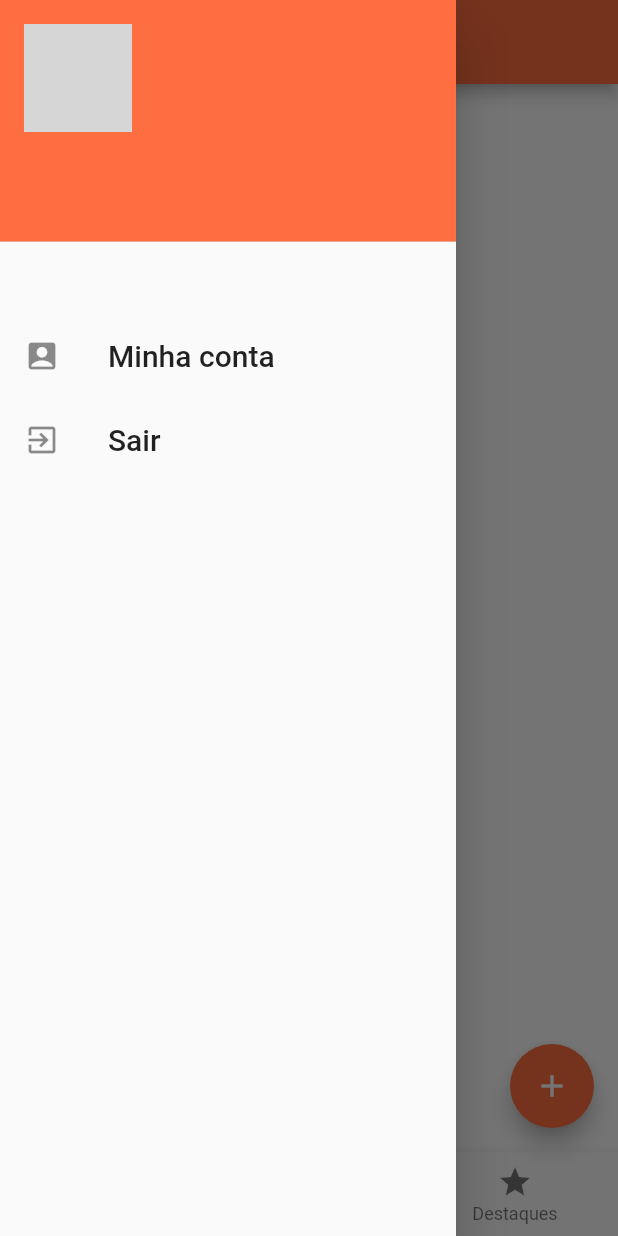
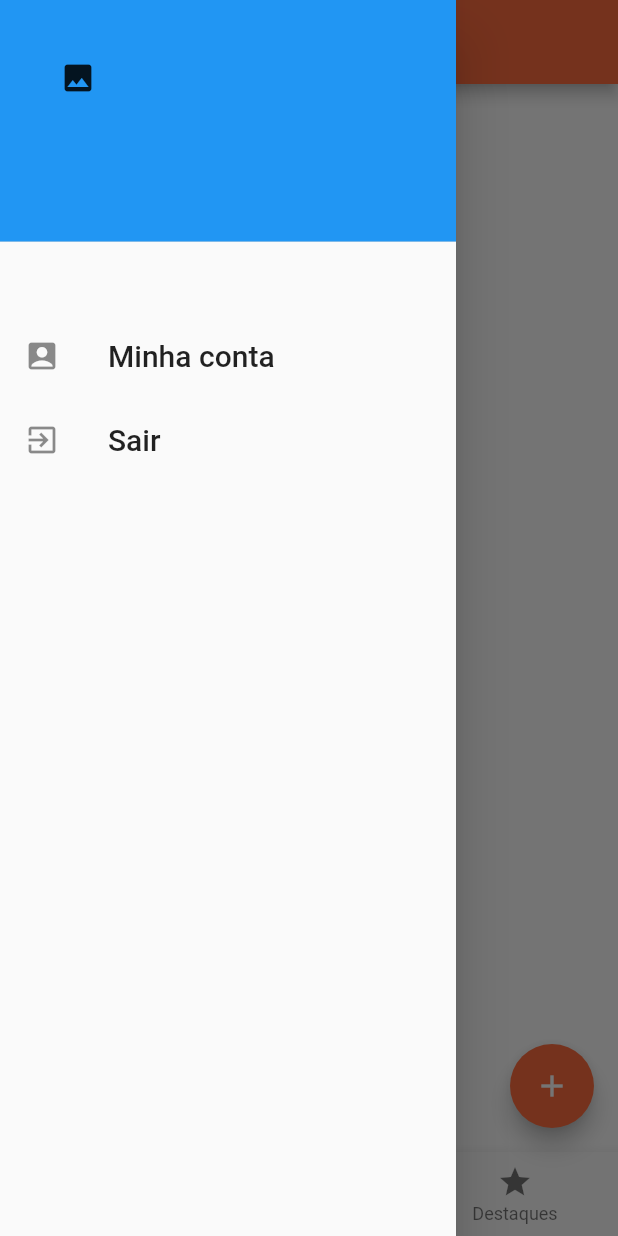
Before and after one commit to ValdecirPadovani/compare_app, a Flutter app: the Home screen opened by its route, with the side drawer open, on a phone screen of 412 x 824 dp. Run offline on Flutter 3.47's test engine with Material 2 defaults, Android fonts, the phone set to English and light mode, and no system bars; drawn by our look-alikes of cached_network_image; our stand-ins replace brasil_fields, carousel_pro, cloud_firestore, firebase_auth, firebase_core, firebase_storage and 2 more; missing offline and left inert: validadores; accounts and stored records are empty; network calls fail; grey boxes are pictures that could not be loaded.

Commit message:
Aplicando Cache na exibição das imagens

```diff
--- a/lib/Home.dart
+++ b/lib/Home.dart
@@ -1,3 +1,4 @@
+import 'package:cached_network_image/cached_network_image.dart';
 import 'package:cloud_firestore/cloud_firestore.dart';
 import 'package:compareapp/telas/Destaques.dart';
 import 'package:compareapp/telas/Inicio.dart';
@@ -12,18 +13,13 @@ class Home extends StatefulWidget {
 }
 
 class _HomeState extends State<Home> {
-
   int _indice = 0;
   String _accountName;
   String _accountEmail;
   String _urlImage;
   Firestore db = Firestore.instance;
 
-  List<Widget> _telas = [
-    Inicio(),
-    Publicacoes(),
-    Destaques()
-  ];
+  List<Widget> _telas = [Inicio(), Publicacoes(), Destaques()];
 
   @override
   void initState() {
@@ -39,57 +35,51 @@ class _HomeState extends State<Home> {
         title: Text("Compare"),
       ),
       drawer: _myDrawer(),
-      body: Container(
-        color: Colors.white60,
-        child: _telas[_indice]
-      ),
+      body: Container(color: Colors.white60, child: _telas[_indice]),
       floatingActionButton: FloatingActionButton(
         backgroundColor: Colors.deepOrangeAccent,
         foregroundColor: Colors.white,
         child: Icon(Icons.add),
-        onPressed: (){
-          Navigator.pushNamed(context,"/novaPublicacao");
+        onPressed: () {
+          Navigator.pushNamed(context, "/novaPublicacao");
         },
       ),
       bottomNavigationBar: BottomNavigationBar(
         type: BottomNavigationBarType.fixed,
         fixedColor: Colors.deepOrangeAccent,
         currentIndex: _indice,
-        onTap: (index){
+        onTap: (index) {
           setState(() {
             _indice = index;
           });
         },
         items: [
           BottomNavigationBarItem(
-              title: Text("Inicio"),
-              icon: Icon(Icons.home)
-          ),
+              title: Text("Inicio"), icon: Icon(Icons.home)),
           BottomNavigationBarItem(
-              title: Text("Publicações"),
-              icon: Icon(Icons.local_offer)
-          ),
+              title: Text("Publicações"), icon: Icon(Icons.local_offer)),
           BottomNavigationBarItem(
-              title: Text("Destaques"),
-              icon: Icon(Icons.grade)
-          ),
+              title: Text("Destaques"), icon: Icon(Icons.grade)),
         ],
       ),
     );
   }
 
-  _deslogarUsuario() async{
+  _deslogarUsuario() async {
     FirebaseAuth auth = FirebaseAuth.instance;
     await auth.signOut();
-    Navigator.pushReplacementNamed(context,"/login");
+    Navigator.pushReplacementNamed(context, "/login");
   }
 
   _recuperarNomeUsuario() async {
-
     FirebaseAuth auth = FirebaseAuth.instance;
     FirebaseUser usuarioLogado = await auth.currentUser();
 
-    await db.collection("usuarios").document(usuarioLogado.uid).get().then((documento){
+    await db
+        .collection("usuarios")
+        .document(usuarioLogado.uid)
+        .get()
+        .then((documento) {
       var doc = documento['nome'];
       var docEmail = documento['email'];
       var urlImage = documento['urlImage'];
@@ -102,25 +92,30 @@ class _HomeState extends State<Home> {
     });
   }
 
-  _dadosUsuario(){
+  _dadosUsuario() {
     Navigator.pushNamed(context, "/dadosUsuario");
   }
 
-  Widget _myDrawer(){
+  Widget _myDrawer() {
     return Drawer(
       child: Column(
         children: <Widget>[
           UserAccountsDrawerHeader(
-            accountName: Text(_accountName.toString()),
-            accountEmail: Text(_accountEmail.toString()),
-            currentAccountPicture: CircleAvatar(
-              backgroundColor: Colors.white30,
-              backgroundImage: _urlImage != null ? NetworkImage(_urlImage) : Image.asset("usuario.png").image ,
-            ),
-            decoration: BoxDecoration(
-                color: Colors.deepOrangeAccent
-            ),
-          ),
+              accountName: Text(_accountName.toString()),
+              accountEmail: Text(_accountEmail.toString()),
+              currentAccountPicture: _urlImage != null
+                  ? CachedNetworkImage(
+                      imageUrl: _urlImage,
+                      placeholder: (context, url) =>
+                          const CircularProgressIndicator(),
+                      imageBuilder: (context, image) => CircleAvatar(
+                        backgroundImage: image,
+                        radius: 150,
+                      ),
+                      errorWidget: (context, url, error) =>
+                          const Icon(Icons.image),
+                    )
+                  : Image.asset("usuario.png")),
           SizedBox(height: 40),
           ListTile(
             leading: Icon(Icons.account_box),
@@ -128,7 +123,7 @@ class _HomeState extends State<Home> {
               "Minha conta",
               style: TextStyle(fontSize: 20),
             ),
-            onTap: (){
+            onTap: () {
               _dadosUsuario();
             },
           ),
@@ -138,7 +133,7 @@ class _HomeState extends State<Home> {
               "Sair",
               style: TextStyle(fontSize: 20),
             ),
-            onTap: (){
+            onTap: () {
               _deslogarUsuario();
             },
           )
--- a/pubspec.yaml
+++ b/pubspec.yaml
@@ -35,6 +35,7 @@ dependencies:
   brasil_fields: ^0.3.0
   flutter_masked_text: ^0.8.0
   url_launcher: ^5.5.0
+  cached_network_image: ^2.3.1
 
 
 dev_dependencies:
```
Also changed, not shown: lib/telas/CadastroUsuario.dart (+18 -6 lines), lib/telas/DetalhesPublicacao.dart (+12 -2 lines), lib/telas/widgets/ItemAnuncio.dart (+10 -1 lines), pubspec.lock.
